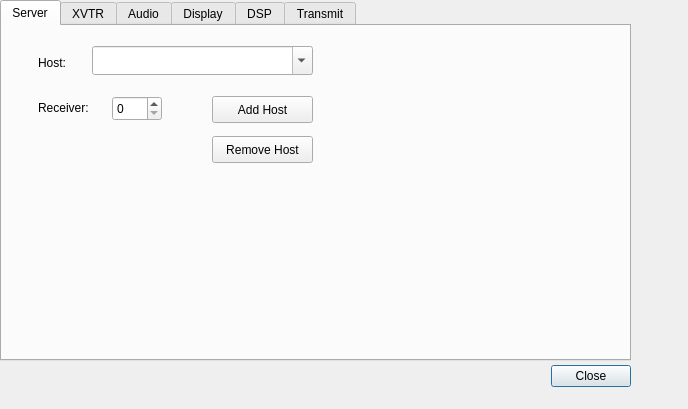
First picture: the form in trunk/src/QtRadio/Configure.ui, repository alexlee188/ghpsdr3-alex, before the edit.
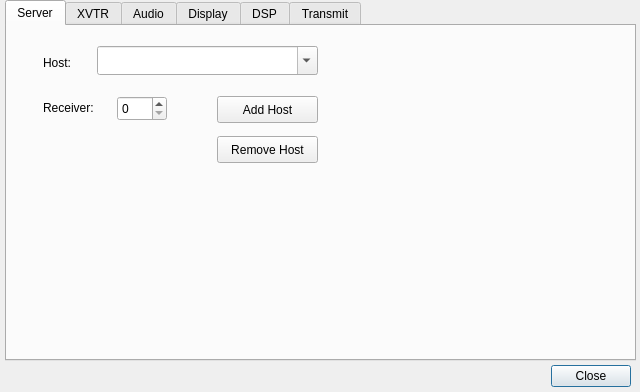
Second picture: the form after the edit.

Commit message: Added DCBlock and Window select to Configure.ui.

```diff
--- a/trunk/src/QtRadio/Configure.ui
+++ b/trunk/src/QtRadio/Configure.ui
@@ -6,19 +6,31 @@
    <rect>
     <x>0</x>
     <y>0</y>
-    <width>688</width>
-    <height>409</height>
+    <width>640</width>
+    <height>392</height>
    </rect>
   </property>
+  <property name="minimumSize">
+   <size>
+    <width>640</width>
+    <height>392</height>
+   </size>
+  </property>
+  <property name="maximumSize">
+   <size>
+    <width>640</width>
+    <height>392</height>
+   </size>
+  </property>
   <property name="windowTitle">
    <string>Configure</string>
   </property>
   <widget class="QDialogButtonBox" name="buttonBox">
    <property name="geometry">
     <rect>
-     <x>290</x>
+     <x>530</x>
      <y>360</y>
-     <width>341</width>
+     <width>101</width>
      <height>32</height>
     </rect>
    </property>
@@ -32,7 +44,7 @@
   <widget class="QTabWidget" name="tabWidget">
    <property name="geometry">
     <rect>
-     <x>0</x>
+     <x>5</x>
      <y>0</y>
      <width>631</width>
      <height>361</height>
```
The commit also changes 1 other file.
